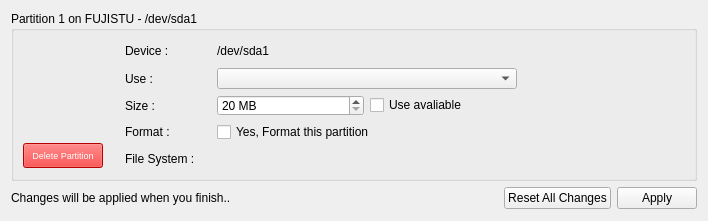
First picture: the form in yali4/gui/Ui/partedit.ui, repository dadas45li/yali, before the edit.
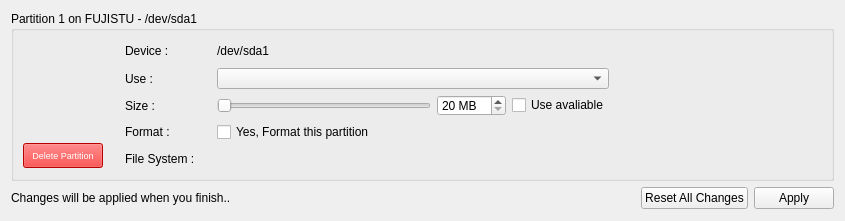
Second picture: the form after the edit. Icons and pictures are not drawn.

Commit message: * Use slider for defining partition size

The edit to the form file:
```diff
--- a/yali4/gui/Ui/partedit.ui
+++ b/yali4/gui/Ui/partedit.ui
@@ -5,7 +5,7 @@
    <rect>
     <x>0</x>
     <y>0</y>
-    <width>708</width>
+    <width>845</width>
     <height>221</height>
    </rect>
   </property>
@@ -175,14 +175,14 @@
         </property>
        </widget>
       </item>
-      <item rowspan="5" row="0" column="6" >
+      <item rowspan="5" row="0" column="7" >
        <spacer>
         <property name="orientation" >
          <enum>Qt::Horizontal</enum>
         </property>
         <property name="sizeHint" >
          <size>
-          <width>20</width>
+          <width>61</width>
           <height>131</height>
          </size>
         </property>
@@ -214,7 +214,7 @@
         </property>
        </spacer>
       </item>
-      <item row="1" column="4" colspan="2" >
+      <item row="1" column="4" colspan="3" >
        <widget class="QComboBox" name="formatType" >
         <property name="minimumSize" >
          <size>
@@ -276,6 +276,13 @@
        </widget>
       </item>
       <item row="2" column="4" >
+       <widget class="QSlider" name="partitionSlider" >
+        <property name="orientation" >
+         <enum>Qt::Horizontal</enum>
+        </property>
+       </widget>
+      </item>
+      <item row="2" column="5" >
        <widget class="QSpinBox" name="partitionSize" >
         <property name="suffix" >
          <string> MB</string>
@@ -294,7 +301,7 @@
         </property>
        </widget>
       </item>
-      <item row="2" column="5" >
+      <item row="2" column="6" >
        <widget class="QCheckBox" name="useAvail" >
         <property name="text" >
          <string>Use avaliable</string>
@@ -311,7 +318,7 @@
         </property>
        </widget>
       </item>
-      <item row="3" column="4" colspan="2" >
+      <item row="3" column="4" colspan="3" >
        <widget class="QCheckBox" name="formatCheck" >
         <property name="text" >
          <string>Yes, Format this partition</string>
```
Left out of the diff: 35 changed lines with no effect on the pictures. The commit also changes 2 other files.
